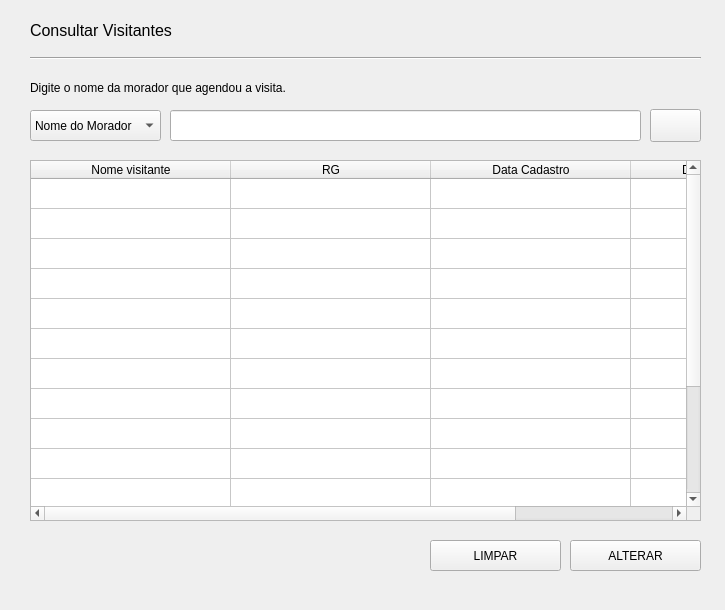
First picture: the form in tela UI/consultarVisitantes.ui, repository DavidDevOps2000/primecondoDesk, before the edit.
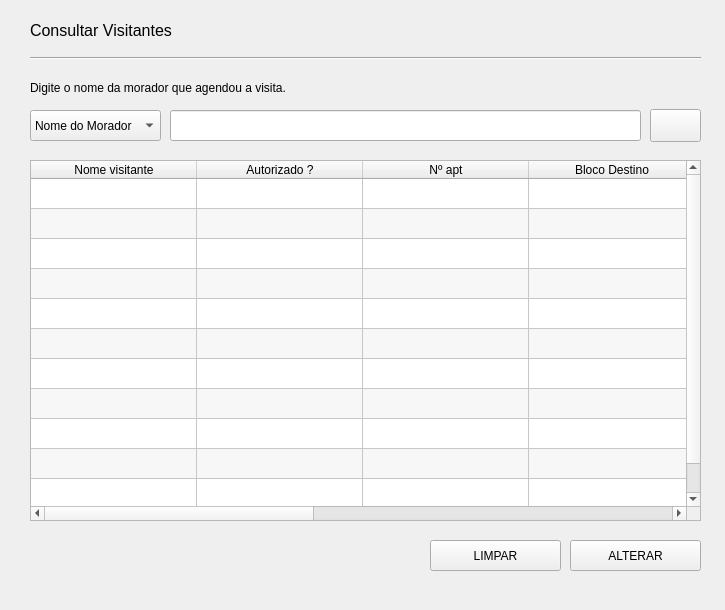
Second picture: the form after the edit. Icons and pictures are not drawn.

Patch:
```diff
--- a/tela UI/consultarVisitantes.ui
+++ b/tela UI/consultarVisitantes.ui
@@ -136,6 +136,9 @@
     </property>
    </widget>
    <widget class="QTableWidget" name="tblConsultarVisitantes">
+    <property name="enabled">
+     <bool>true</bool>
+    </property>
     <property name="geometry">
      <rect>
       <x>30</x>
@@ -144,17 +147,82 @@
       <height>361</height>
      </rect>
     </property>
+    <property name="font">
+     <font>
+      <stylestrategy>PreferDefault</stylestrategy>
+     </font>
+    </property>
     <property name="cursor" stdset="0">
      <cursorShape>PointingHandCursor</cursorShape>
     </property>
+    <property name="autoFillBackground">
+     <bool>false</bool>
+    </property>
+    <property name="frameShadow">
+     <enum>QFrame::Sunken</enum>
+    </property>
+    <property name="midLineWidth">
+     <number>0</number>
+    </property>
+    <property name="autoScroll">
+     <bool>false</bool>
+    </property>
+    <property name="autoScrollMargin">
+     <number>16</number>
+    </property>
+    <property name="editTriggers">
+     <set>QAbstractItemView::AnyKeyPressed|QAbstractItemView::EditKeyPressed</set>
+    </property>
+    <property name="tabKeyNavigation">
+     <bool>true</bool>
+    </property>
+    <property name="dragEnabled">
+     <bool>false</bool>
+    </property>
+    <property name="dragDropOverwriteMode">
+     <bool>true</bool>
+    </property>
+    <property name="alternatingRowColors">
+     <bool>true</bool>
+    </property>
+    <property name="showGrid">
+     <bool>true</bool>
+    </property>
+    <property name="gridStyle">
+     <enum>Qt::SolidLine</enum>
+    </property>
+    <property name="sortingEnabled">
+     <bool>false</bool>
+    </property>
+    <property name="wordWrap">
+     <bool>true</bool>
+    </property>
+    <property name="cornerButtonEnabled">
+     <bool>true</bool>
+    </property>
     <property name="rowCount">
-     <number>15</number>
+     <number>11</number>
     </property>
     <property name="columnCount">
-     <number>4</number>
+     <number>7</number>
     </property>
+    <attribute name="horizontalHeaderVisible">
+     <bool>true</bool>
+    </attribute>
+    <attribute name="horizontalHeaderCascadingSectionResizes">
+     <bool>false</bool>
+    </attribute>
+    <attribute name="horizontalHeaderMinimumSectionSize">
+     <number>43</number>
+    </attribute>
     <attribute name="horizontalHeaderDefaultSectionSize">
-     <number>200</number>
+     <number>166</number>
+    </attribute>
+    <attribute name="horizontalHeaderHighlightSections">
+     <bool>false</bool>
+    </attribute>
+    <attribute name="horizontalHeaderShowSortIndicator" stdset="0">
+     <bool>false</bool>
     </attribute>
     <attribute name="horizontalHeaderStretchLastSection">
      <bool>true</bool>
@@ -162,6 +230,12 @@
     <attribute name="verticalHeaderVisible">
      <bool>false</bool>
     </attribute>
+    <attribute name="verticalHeaderShowSortIndicator" stdset="0">
+     <bool>false</bool>
+    </attribute>
+    <attribute name="verticalHeaderStretchLastSection">
+     <bool>false</bool>
+    </attribute>
     <row>
      <property name="text">
       <string>1</string>
@@ -217,14 +291,6 @@
       <string>11</string>
      </property>
     </row>
-    <row>
-     <property name="text">
-      <string>12</string>
-     </property>
-    </row>
-    <row/>
-    <row/>
-    <row/>
     <column>
      <property name="text">
       <string notr="true">Nome visitante</string>
@@ -237,6 +303,26 @@
       </color>
      </property>
     </column>
+    <column>
+     <property name="text">
+      <string>Autorizado ?</string>
+     </property>
+    </column>
+    <column>
+     <property name="text">
+      <string>Nº apt</string>
+     </property>
+    </column>
+    <column>
+     <property name="text">
+      <string>Bloco Destino</string>
+     </property>
+    </column>
+    <column>
+     <property name="text">
+      <string>Fim da visita em</string>
+     </property>
+    </column>
     <column>
      <property name="text">
       <string>RG</string>
@@ -244,14 +330,22 @@
     </column>
     <column>
      <property name="text">
-      <string>Data Cadastro</string>
+      <string>Agendado em</string>
      </property>
     </column>
-    <column>
+    <item row="0" column="0">
      <property name="text">
-      <string>Data final da visita</string>
+      <string/>
      </property>
-    </column>
+     <property name="font">
+      <font>
+       <strikeout>false</strikeout>
+      </font>
+     </property>
+     <property name="textAlignment">
+      <set>AlignCenter</set>
+     </property>
+    </item>
    </widget>
    <widget class="QPushButton" name="btnAlterar">
     <property name="geometry">
```
Left out of the diff: 3 changed lines with no effect on the pictures.
